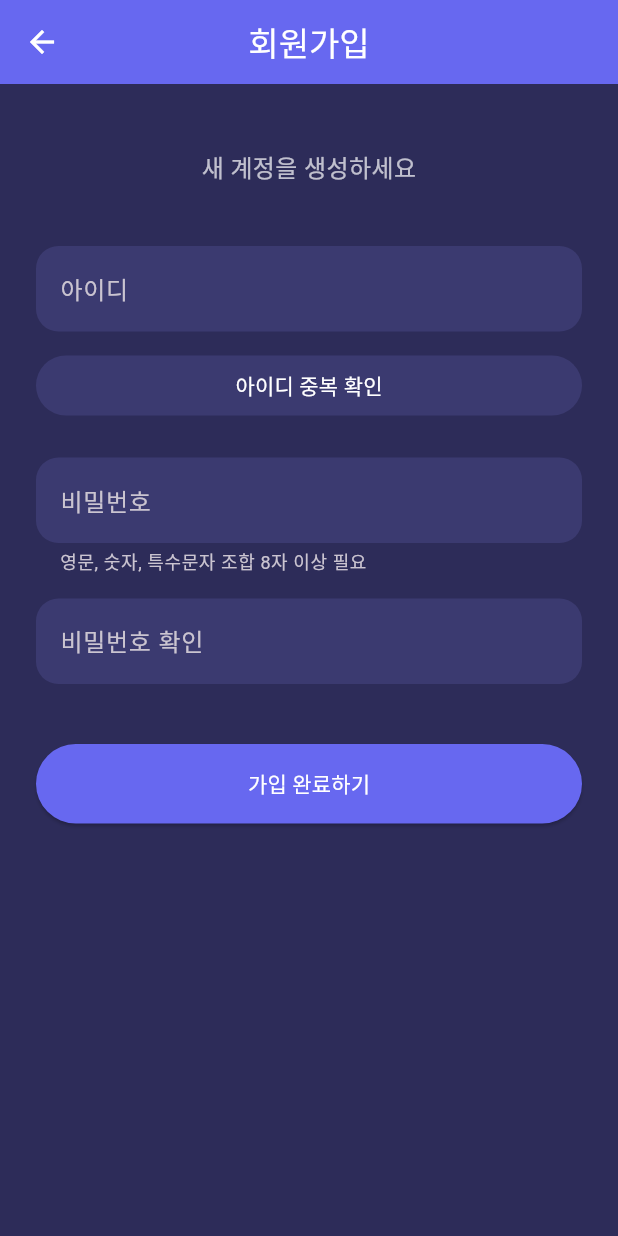
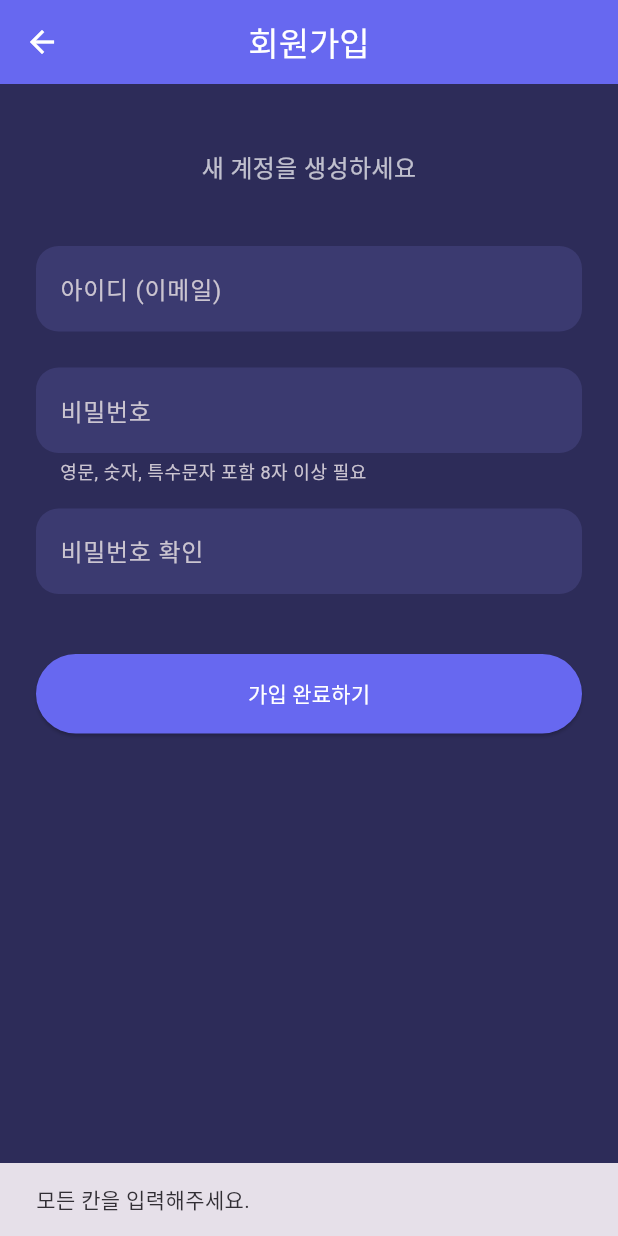
Before and after one commit to 823001/planit, a Flutter app: the RegisterScreen screen opened directly, after a tap on "가입 완료하기", on a phone screen of 412 x 824 dp. Run offline on Flutter 3.47's test engine with Material 3 defaults, Android fonts, the phone set to English and light mode, and no system bars; our stand-ins replace firebase_auth, firebase_core, shared_preferences; accounts and stored records are empty; Roboto replaces fonts that are missing (NotoSansKR).

Commit message:
회원가입/로그인 기능 구현(Firebase Auth 연동)

```diff
--- a/lib/screens/register_screen.dart
+++ b/lib/screens/register_screen.dart
@@ -1,7 +1,106 @@
 import 'package:flutter/material.dart';
+import 'package:firebase_auth/firebase_auth.dart';
 
-class RegisterScreen extends StatelessWidget {
+class RegisterScreen extends StatefulWidget {
   const RegisterScreen({super.key});
+
+  @override
+  State<RegisterScreen> createState() => _RegisterScreenState();
+}
+
+class _RegisterScreenState extends State<RegisterScreen> {
+  final TextEditingController _emailController = TextEditingController();
+  final TextEditingController _passwordController = TextEditingController();
+  final TextEditingController _passwordCheckController = TextEditingController();
+
+  bool _isLoading = false;
+
+  final FirebaseAuth _auth = FirebaseAuth.instance;
+
+  /// 비밀번호 유효성 검사
+  /// - 최소 8자
+  /// - 영문 1개 이상
+  /// - 숫자 1개 이상
+  /// - 특수문자 1개 이상 (@$!%*#?& 중 하나)
+  bool _isValidPassword(String password) {
+    final regex = RegExp(r'^(?=.*[A-Za-z])(?=.*\d)(?=.*[@$!%*#?&]).{8,}$');
+    return regex.hasMatch(password);
+  }
+
+  // 회원가입 처리
+  Future<void> _register() async {
+    final email = _emailController.text.trim();
+    final password = _passwordController.text.trim();
+    final passwordCheck = _passwordCheckController.text.trim();
+
+    if (email.isEmpty || password.isEmpty || passwordCheck.isEmpty) {
+      ScaffoldMessenger.of(context).showSnackBar(
+        const SnackBar(content: Text('모든 칸을 입력해주세요.')),
+      );
+      return;
+    }
+
+    // 비밀번호 규칙 검사 (8자 이상 + 영문 + 숫자 + 특수문자)
+    if (!_isValidPassword(password)) {
+      ScaffoldMessenger.of(context).showSnackBar(
+        const SnackBar(
+          content: Text('비밀번호는 8자 이상, 영문+숫자+특수문자를 모두 포함해야 합니다.'),
+        ),
+      );
+      return;
+    }
+
+    if (password != passwordCheck) {
+      ScaffoldMessenger.of(context).showSnackBar(
+        const SnackBar(content: Text('비밀번호가 일치하지 않습니다.')),
+      );
+      return;
+    }
+
+    setState(() => _isLoading = true);
+
+    try {
+      await _auth.createUserWithEmailAndPassword(
+        email: email,
+        password: password,
+      );
+
+      ScaffoldMessenger.of(context).showSnackBar(
+        const SnackBar(content: Text('회원가입이 완료되었습니다. 로그인 화면으로 이동합니다.')),
+      );
+
+      Navigator.pop(context); // 로그인 화면으로 돌아가기
+    } on FirebaseAuthException catch (e) {
+      String message = '회원가입 중 오류가 발생했습니다.';
+
+      if (e.code == 'email-already-in-use') {
+        message = '이미 사용 중인 아이디(이메일)입니다.';
+      } else if (e.code == 'weak-password') {
+        // 이 경우도 있지만, 우리 쪽에서 이미 강하게 검사하고 있으니 거의 안 뜰 거야
+        message = '비밀번호가 너무 약합니다.';
+      } else if (e.code == 'invalid-email') {
+        message = '올바른 이메일 형식이 아닙니다.';
+      }
+
+      ScaffoldMessenger.of(context).showSnackBar(
+        SnackBar(content: Text(message)),
+      );
+    } catch (e) {
+      ScaffoldMessenger.of(context).showSnackBar(
+        SnackBar(content: Text('알 수 없는 오류가 발생했습니다: $e')),
+      );
+    } finally {
+      setState(() => _isLoading = false);
+    }
+  }
+
+  @override
+  void dispose() {
+    _emailController.dispose();
+    _passwordController.dispose();
+    _passwordCheckController.dispose();
+    super.dispose();
+  }
 
   @override
   Widget build(BuildContext context) {
@@ -23,38 +122,34 @@ class RegisterScreen extends StatelessWidget {
               ),
               const SizedBox(height: 40),
 
-              const TextField(
-                decoration: InputDecoration(
-                  labelText: '아이디',
-                  hintText: '아이디 입력',
+              // 아이디 (이메일)
+              TextField(
+                controller: _emailController,
+                keyboardType: TextInputType.emailAddress,
+                decoration: const InputDecoration(
+                  labelText: '아이디 (이메일)',
+                  hintText: '이메일 입력',
                 ),
-              ),
-              const SizedBox(height: 12),
-
-              TextButton(
-                onPressed: () {
-                },
-                style: TextButton.styleFrom(
-                  backgroundColor: const Color.fromARGB(255, 59, 58, 112),
-                  foregroundColor: Colors.white,
-                ),
-                child: const Text('아이디 중복 확인'),
               ),
               const SizedBox(height: 24),
 
-              const TextField(
+              // 비밀번호
+              TextField(
+                controller: _passwordController,
                 obscureText: true,
-                decoration: InputDecoration(
+                decoration: const InputDecoration(
                   labelText: '비밀번호',
                   hintText: '비밀번호 입력',
-                  helperText: '영문, 숫자, 특수문자 조합 8자 이상 필요', // [V-81]
+                  helperText: '영문, 숫자, 특수문자 포함 8자 이상 필요',
                 ),
               ),
               const SizedBox(height: 16),
 
-              const TextField(
+              // 비밀번호 확인
+              TextField(
+                controller: _passwordCheckController,
                 obscureText: true,
-                decoration: InputDecoration(
+                decoration: const InputDecoration(
                   labelText: '비밀번호 확인',
                   hintText: '비밀번호 재입력',
                 ),
@@ -62,9 +157,10 @@ class RegisterScreen extends StatelessWidget {
               const SizedBox(height: 40),
 
               ElevatedButton(
-                onPressed: () {
-                },
-                child: const Text('가입 완료하기'),
+                onPressed: _isLoading ? null : _register,
+                child: _isLoading
+                    ? const CircularProgressIndicator(color: Colors.white)
+                    : const Text('가입 완료하기'),
               ),
             ],
           ),
--- a/pubspec.yaml
+++ b/pubspec.yaml
@@ -36,6 +36,7 @@ dependencies:
   cupertino_icons: ^1.0.8
   shared_preferences: ^2.5.3
   firebase_core: ^4.2.1
+  firebase_auth: ^6.1.2
 
 dev_dependencies:
   flutter_test:
```
Also changed, not shown: lib/screens/login_screen.dart (+76 -18 lines), pubspec.lock, 3 other files.
